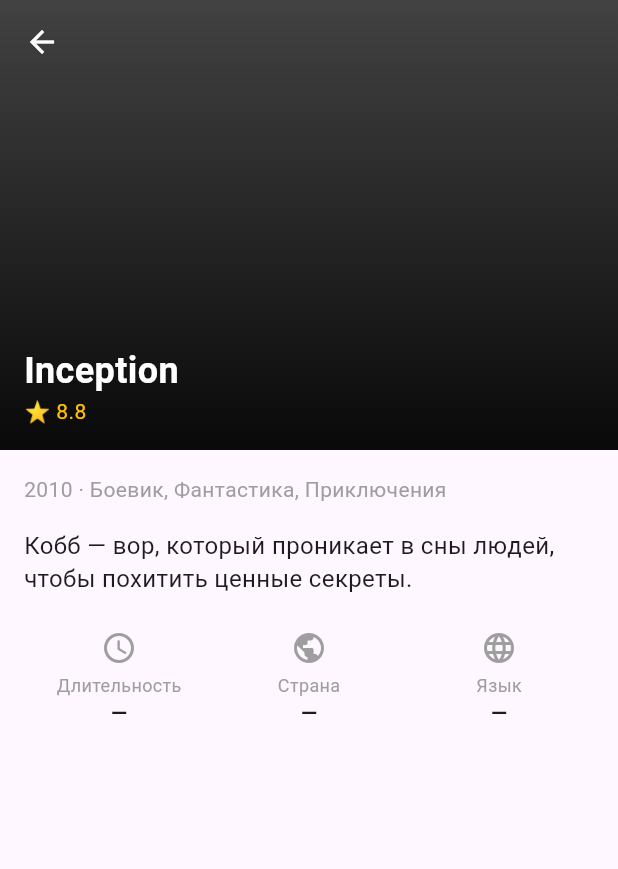
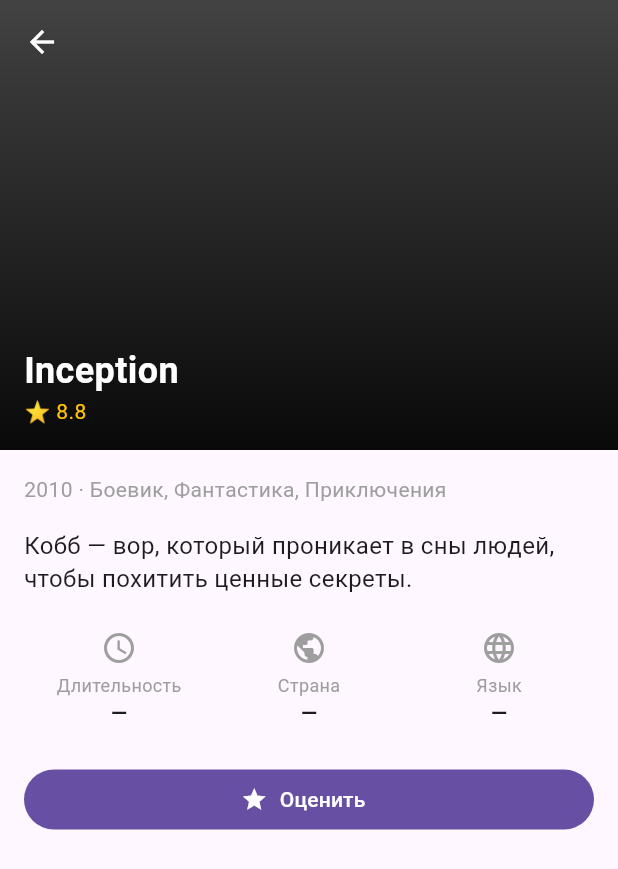
Before and after one commit to xander9112/university_flutter_course, a Flutter app: the screen it shows after launch, after a tap on "Inception", on a phone screen of 412 x 824 dp. Shown: the top 869 px of the screen. Run offline on Flutter 3.47's test engine with Material 3 defaults, Android fonts, the phone set to English and light mode, and no system bars.

Commit message:
Lesson 10: bottom navigation, named routes, rating round trip
Co-Authored-By: Claude Opus 5.5 <noreply@anthropic.com>

```diff
--- a/cine_track/lib/main.dart
+++ b/cine_track/lib/main.dart
@@ -1,6 +1,8 @@
 import 'package:flutter/material.dart';
 
-import 'screens/home_screen.dart';
+import 'screens/add_movie_screen.dart';
+import 'screens/main_screen.dart';
+import 'screens/movie_detail_screen.dart';
 
 void main() {
   runApp(const MyApp());
@@ -11,10 +13,15 @@ class MyApp extends StatelessWidget {
 
   @override
   Widget build(BuildContext context) {
-    return const MaterialApp(
+    return MaterialApp(
       debugShowCheckedModeBanner: false,
       title: 'CineTrack',
-      home: HomeScreen(),
+      initialRoute: '/',
+      routes: {
+        '/': (context) => const MainScreen(),
+        '/movie-detail': (context) => const MovieDetailScreen(),
+        '/add-movie': (context) => const AddMovieScreen(),
+      },
     );
   }
 }
--- /dev/null
+++ b/cine_track/lib/screens/favorites_screen.dart
@@ -0,0 +1,14 @@
+import 'package:flutter/material.dart';
+
+/// Заглушка вкладки «Избранное». Настоящее избранное появится в Задании 12.
+class FavoritesScreen extends StatelessWidget {
+  const FavoritesScreen({super.key});
+
+  @override
+  Widget build(BuildContext context) {
+    return Scaffold(
+      appBar: AppBar(title: const Text('Избранное')),
+      body: const Center(child: Text('Избранное пусто')),
+    );
+  }
+}
--- a/cine_track/lib/screens/home_screen.dart
+++ b/cine_track/lib/screens/home_screen.dart
@@ -4,9 +4,6 @@ import '../data/mock_movies.dart';
 import '../models/movie.dart';
 import '../widgets/movie_card.dart';
 import '../widgets/movie_preview_card.dart';
-import 'add_movie_screen.dart';
-import 'movie_detail_screen.dart';
-import 'search_screen.dart';
 
 class HomeScreen extends StatefulWidget {
   const HomeScreen({super.key});
@@ -19,23 +16,32 @@ class _HomeScreenState extends State<HomeScreen> {
   // Изменяемая копия: список перемешивается и из него удаляются фильмы.
   final List<Movie> _movies = [...mockMovies];
 
+  // Личные оценки: id фильма → оценка. Пока живут только в памяти.
+  final Map<int, double> _userRatings = {};
+
   static const _sectionTitleStyle = TextStyle(
     fontSize: 20,
     fontWeight: FontWeight.bold,
   );
 
-  void _openDetails(Movie movie) {
-    Navigator.push(
+  Future<void> _openDetails(Movie movie) async {
+    // Без параметра типа: таблица routes создаёт MaterialPageRoute<dynamic>,
+    // и pushNamed<double> упал бы с TypeError. Приводим тип результата.
+    final rating = await Navigator.pushNamed(
       context,
-      MaterialPageRoute(builder: (_) => MovieDetailScreen(movie: movie)),
+      '/movie-detail',
+      arguments: movie,
+    ) as double?;
+    if (rating == null || !mounted) return;
+
+    setState(() => _userRatings[movie.id] = rating);
+    ScaffoldMessenger.of(context).showSnackBar(
+      SnackBar(content: Text('Ваша оценка «${movie.title}»: $rating')),
     );
   }
 
   Future<void> _addMovie() async {
-    final movie = await Navigator.push<Movie>(
-      context,
-      MaterialPageRoute(builder: (_) => const AddMovieScreen()),
-    );
+    final movie = await Navigator.pushNamed(context, '/add-movie') as Movie?;
     // После await экран мог быть уже закрыт — тогда context использовать нельзя.
     if (movie == null || !mounted) return;
 
@@ -80,14 +86,6 @@ class _HomeScreenState extends State<HomeScreen> {
       appBar: AppBar(
         title: const Text('CineTrack'),
         actions: [
-          IconButton(
-            icon: const Icon(Icons.search),
-            tooltip: 'Поиск',
-            onPressed: () => Navigator.push(
-              context,
-              MaterialPageRoute(builder: (_) => const SearchScreen()),
-            ),
-          ),
           IconButton(
             icon: const Icon(Icons.shuffle),
             tooltip: 'Перемешать',
--- /dev/null
+++ b/cine_track/lib/screens/main_screen.dart
@@ -0,0 +1,47 @@
+import 'package:flutter/material.dart';
+
+import 'favorites_screen.dart';
+import 'home_screen.dart';
+import 'search_screen.dart';
+
+class MainScreen extends StatefulWidget {
+  const MainScreen({super.key});
+
+  @override
+  State<MainScreen> createState() => _MainScreenState();
+}
+
+class _MainScreenState extends State<MainScreen> {
+  int _currentIndex = 0;
+
+  // У каждой вкладки свой ScaffoldMessenger: SnackBar показывается в Scaffold
+  // вкладки, и её FloatingActionButton поднимается над ним. Иначе SnackBar
+  // выводился бы во внешнем Scaffold и перекрывал кнопку «+».
+  final List<Widget> _screens = const [
+    ScaffoldMessenger(child: HomeScreen()),
+    ScaffoldMessenger(child: SearchScreen()),
+    ScaffoldMessenger(child: FavoritesScreen()),
+  ];
+
+  @override
+  Widget build(BuildContext context) {
+    return Scaffold(
+      // IndexedStack держит все вкладки в дереве и показывает только активную.
+      // С `body: _screens[_currentIndex]` HomeScreen уничтожался бы при уходе
+      // на другую вкладку — вместе с добавленными фильмами и личными оценками.
+      body: IndexedStack(index: _currentIndex, children: _screens),
+      bottomNavigationBar: BottomNavigationBar(
+        currentIndex: _currentIndex,
+        onTap: (index) => setState(() => _currentIndex = index),
+        items: const [
+          BottomNavigationBarItem(icon: Icon(Icons.home), label: 'Главная'),
+          BottomNavigationBarItem(icon: Icon(Icons.search), label: 'Поиск'),
+          BottomNavigationBarItem(
+            icon: Icon(Icons.favorite),
+            label: 'Избранное',
+          ),
+        ],
+      ),
+    );
+  }
+}
--- a/cine_track/lib/screens/movie_detail_screen.dart
+++ b/cine_track/lib/screens/movie_detail_screen.dart
@@ -3,14 +3,24 @@ import 'package:flutter/material.dart';
 import '../data/genres.dart';
 import '../models/movie.dart';
 import '../widgets/movie_poster.dart';
+import '../widgets/rating_dialog.dart';
 
 class MovieDetailScreen extends StatelessWidget {
-  final Movie movie;
+  const MovieDetailScreen({super.key});
 
-  const MovieDetailScreen({super.key, required this.movie});
+  Future<void> _rate(BuildContext context) async {
+    final rating = await showDialog<double>(
+      context: context,
+      builder: (_) => const RatingDialog(),
+    );
+    if (rating != null && context.mounted) {
+      Navigator.pop(context, rating); // возвращаем оценку на предыдущий экран
+    }
+  }
 
   @override
   Widget build(BuildContext context) {
+    final movie = ModalRoute.of(context)!.settings.arguments as Movie;
     final genres = movie.genreIds
         .map((id) => tmdbGenres[id])
         .whereType<String>()
@@ -27,7 +37,7 @@ class MovieDetailScreen extends StatelessWidget {
         child: Column(
           crossAxisAlignment: CrossAxisAlignment.start,
           children: [
-            _buildHeader(),
+            _buildHeader(movie),
             Padding(
               padding: const EdgeInsets.all(16),
               child: Column(
@@ -70,6 +80,15 @@ class MovieDetailScreen extends StatelessWidget {
                       ),
                     ],
                   ),
+                  const SizedBox(height: 24),
+                  SizedBox(
+                    width: double.infinity,
+                    child: FilledButton.icon(
+                      onPressed: () => _rate(context),
+                      icon: const Icon(Icons.star),
+                      label: const Text('Оценить'),
+                    ),
+                  ),
                 ],
               ),
             ),
@@ -79,7 +98,7 @@ class MovieDetailScreen extends StatelessWidget {
     );
   }
 
-  Widget _buildHeader() {
+  Widget _buildHeader(Movie movie) {
     return Stack(
       children: [
         MoviePoster(
--- a/cine_track/lib/screens/search_screen.dart
+++ b/cine_track/lib/screens/search_screen.dart
@@ -4,7 +4,6 @@ import '../data/mock_movies.dart';
 import '../models/movie.dart';
 import '../utils/movie_utils.dart';
 import '../widgets/movie_card.dart';
-import 'movie_detail_screen.dart';
 
 class SearchScreen extends StatefulWidget {
   const SearchScreen({super.key});
@@ -35,7 +34,6 @@ class _SearchScreenState extends State<SearchScreen> {
       appBar: AppBar(
         title: TextField(
           controller: _controller,
-          autofocus: true,
           onChanged: _onSearch,
           decoration: const InputDecoration(
             hintText: 'Название фильма...',
@@ -50,11 +48,10 @@ class _SearchScreenState extends State<SearchScreen> {
               itemBuilder: (context, index) {
                 final movie = _results[index];
                 return GestureDetector(
-                  onTap: () => Navigator.push(
+                  onTap: () => Navigator.pushNamed(
                     context,
-                    MaterialPageRoute(
-                      builder: (_) => MovieDetailScreen(movie: movie),
-                    ),
+                    '/movie-detail',
+                    arguments: movie,
                   ),
                   child: MovieCard(movie: movie),
                 );
```
Also changed, not shown: cine_track/lib/widgets/rating_dialog.dart (added, +51 -0 lines), 1 other file.
